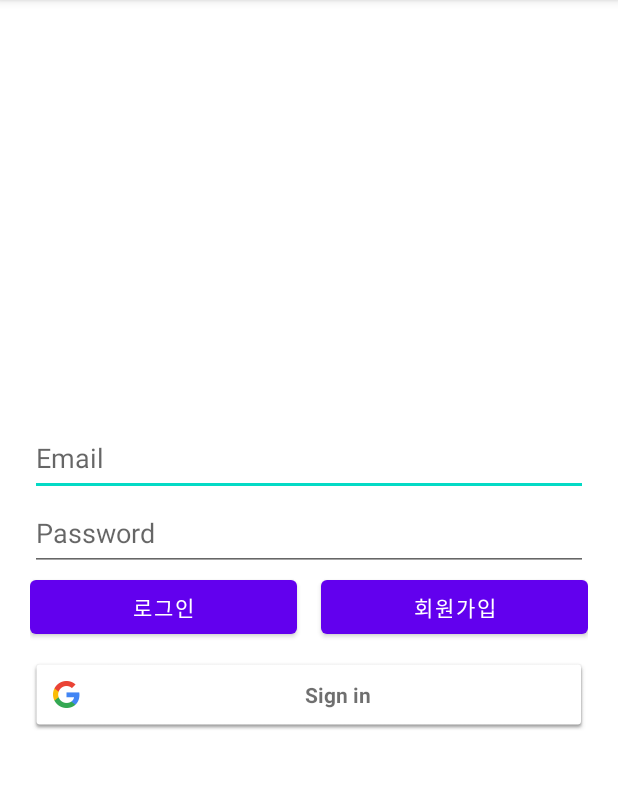
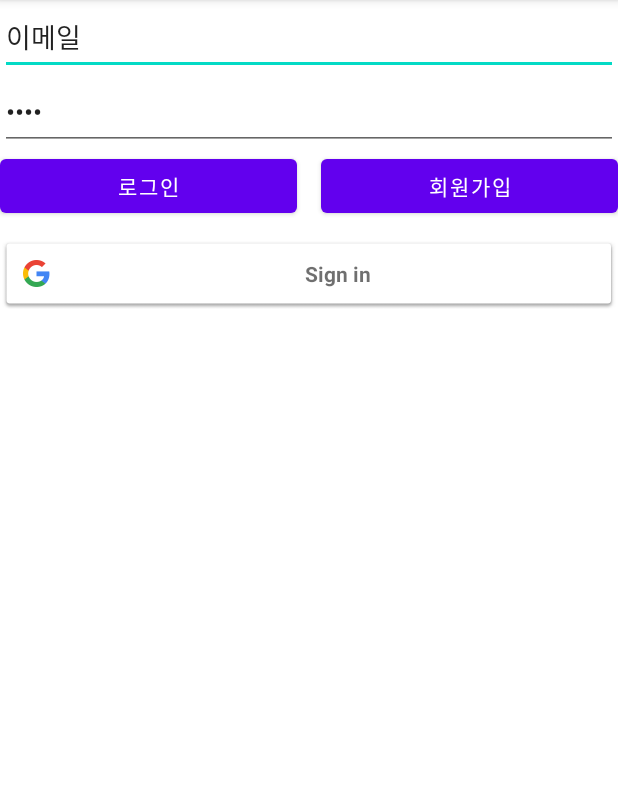
Before and after one commit to subinkim26/CafeReviewApp, an Android app: the screen it shows after launch (MainActivity before the commit, LoginActivity after it), on a phone screen of 412 x 824 dp, the part 84-873 px from its top. Run offline under Robolectric (Android 15) with nearby library versions, the phone set to English and light mode, and no system bars; our stand-ins replace Firebase (no records; nobody signed in at launch, a user with empty details on screens opened directly); 2 statements that could not run were skipped.

Commit message:
회원가입 기능 - 구글 수정

```diff
--- a/app/build.gradle
+++ b/app/build.gradle
@@ -42,6 +42,7 @@ dependencies {
     implementation 'androidx.appcompat:appcompat:1.2.0'
     implementation 'com.google.android.material:material:1.2.1'
     implementation 'androidx.constraintlayout:constraintlayout:2.0.4'
+    implementation 'com.google.android.gms:play-services-auth:19.0.0'
     testImplementation 'junit:junit:4.+'
     androidTestImplementation 'androidx.test.ext:junit:1.1.2'
     androidTestImplementation 'androidx.test.espresso:espresso-core:3.3.0'
--- a/app/src/main/AndroidManifest.xml
+++ b/app/src/main/AndroidManifest.xml
@@ -1,8 +1,7 @@
 <?xml version="1.0" encoding="utf-8"?>
 <manifest xmlns:android="http://schemas.android.com/apk/res/android"
     package="com.example.cafereviewapp">
-
-    <!--인터넷권한-->
+    <!-- 인터넷권한 -->
     <uses-permission android:name="android.permission.INTERNET" />
 
     <application
@@ -12,13 +11,14 @@
         android:roundIcon="@mipmap/ic_launcher_round"
         android:supportsRtl="true"
         android:theme="@style/Theme.CafeReviewApp">
-        <activity android:name=".MainActivity">
+        <activity android:name="LoginActivity">
             <intent-filter>
                 <action android:name="android.intent.action.MAIN" />
 
                 <category android:name="android.intent.category.LAUNCHER" />
             </intent-filter>
         </activity>
+        <activity android:name=".MainActivity"></activity>
     </application>
 
 </manifest>
--- a/app/src/main/res/layout/activity_login.xml
+++ b/app/src/main/res/layout/activity_login.xml
@@ -1,19 +1,20 @@
 <?xml version="1.0" encoding="utf-8"?>
 <LinearLayout xmlns:android="http://schemas.android.com/apk/res/android"
+    xmlns:app="http://schemas.android.com/apk/res-auto"
+    xmlns:tools="http://schemas.android.com/tools"
     android:layout_width="match_parent"
     android:layout_height="match_parent"
-    android:padding="20dp"
-    android:background="@color/white"
-    android:gravity="center"
-    android:orientation="vertical">
+    android:orientation="vertical"
+    tools:context=".LoginActivity">
 
     <LinearLayout
         android:layout_width="match_parent"
         android:layout_height="100dp"
         android:orientation="vertical">
+
         <EditText
             android:id="@+id/edit_email"
-            android:hint="Email"
+            android:text="@string/email"
             android:layout_width="match_parent"
             android:layout_height="50dp"
             android:inputType="textEmailAddress"
@@ -23,7 +24,7 @@
             android:layout_width="match_parent"
             android:layout_height="50dp"
             android:inputType="textPassword"
-            android:hint="Password"
+            android:text="@string/password"
             android:layout_gravity="center" />
 
 
@@ -38,25 +39,24 @@
             android:id="@+id/emailLoginBtn"
             android:layout_width="wrap_content"
             android:layout_height="wrap_content"
-            android:text="로그인"
+            android:text="@string/signin"
             android:layout_weight="1" />
         <Button
             android:id="@+id/registrationBtn"
             android:layout_marginLeft="16dp"
             android:layout_width="wrap_content"
             android:layout_height="wrap_content"
-            android:text="회원가입"
+            android:text="@string/signup"
             android:layout_weight="1" />
 
     </LinearLayout>
 
     <!--Google Sign ln 부분-->
     <com.google.android.gms.common.SignInButton
-        android:id="@+id/btn_googleSignln"
+        android:id="@+id/signInButton"
+        android:layout_width="match_parent"
         android:layout_height="wrap_content"
-        android:layout_marginTop="10dp"
-        android:layout_width="match_parent">
-
+        android:layout_marginTop="10dp">
     </com.google.android.gms.common.SignInButton>
 
 </LinearLayout>
--- a/app/src/main/res/values/strings.xml
+++ b/app/src/main/res/values/strings.xml
@@ -1,4 +1,14 @@
 <resources>
     <string name="app_name">CafeReviewApp</string>
+    <string name="email">이메일</string>
+    <string name="password">비밀번호</string>
+    <string name="signin">로그인</string>
+    <string name="success_login">로그인 성공</string>
+    <string name="failed_login">로그인 실패</string>
+    <string name="signup">회원가입</string>
+    <string name="success_signup">회원가입 성공</string>
+    <string name="failed_signup">회원가입 실패</string>
     <string name="default_web_client_id" />
+    <string name="firebase_web_client_id">207195799442-pjv04ntu64ab794mtjtjop09pjc7geev.apps.googleusercontent.com</string>
+
 </resources>
```
Also changed, not shown: app/src/main/java/com/example/cafereviewapp/LoginActivity.kt (added, +87 -0 lines), app/src/main/java/com/example/cafereviewapp/MainActivity.kt (+10 -2 lines), app/src/main/res/login/LoginActivity.kt (deleted, +0 -141 lines).
